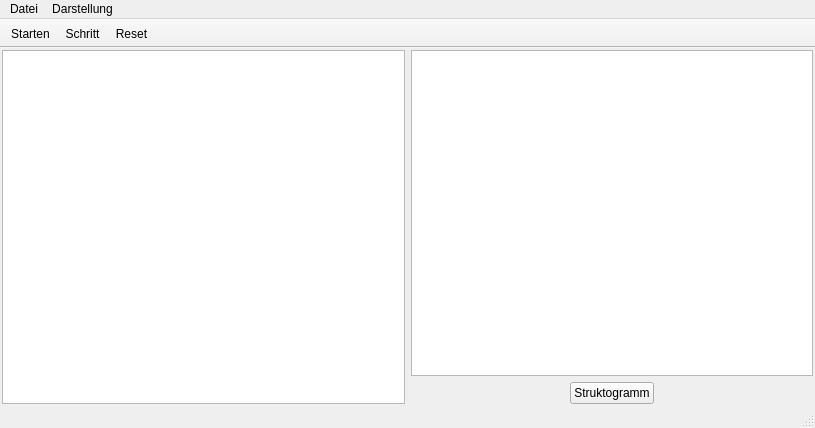
Old version of the form RobotSteve/mainwindow.ui in the repository Vogtinator/RobotSteve.
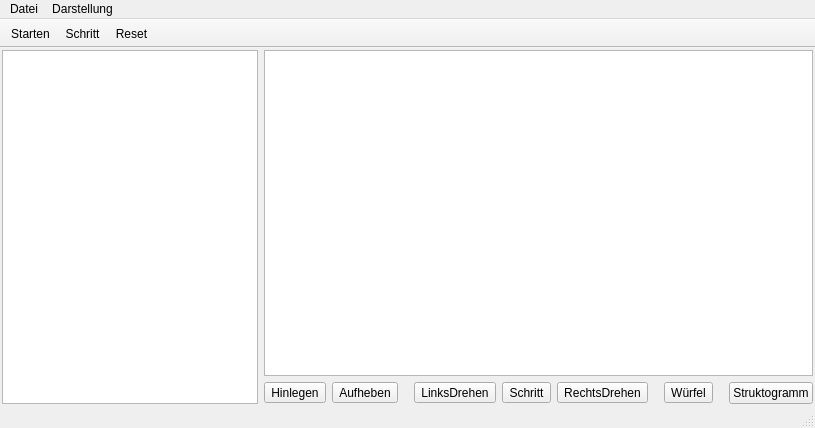
New version of the form. Icons and pictures are not drawn.

Commit message: license.txt hinzgefügt, World benutzt "unsigned int", Icons, Manuelle Steuerung, Eignige Bugs gefixt, Bedingung "würfel"

What changed in the file:
```diff
--- a/RobotSteve/mainwindow.ui
+++ b/RobotSteve/mainwindow.ui
@@ -61,22 +61,126 @@
         </item>
         <item>
          <layout class="QHBoxLayout" name="horizontalLayout_2">
+          <item>
+           <widget class="QToolButton" name="buttonLayDown">
+            <property name="text">
+             <string>Hinlegen</string>
+            </property>
+            <property name="icon">
+             <iconset resource="resources.qrc">
+              <normaloff>:/buttons/down.png</normaloff>:/buttons/down.png</iconset>
+            </property>
+           </widget>
+          </item>
+          <item>
+           <widget class="QToolButton" name="buttonPickUp">
+            <property name="text">
+             <string>Aufheben</string>
+            </property>
+            <property name="icon">
+             <iconset resource="resources.qrc">
+              <normaloff>:/buttons/up.png</normaloff>:/buttons/up.png</iconset>
+            </property>
+           </widget>
+          </item>
+          <item>
+           <spacer name="horizontalSpacer_4">
+            <property name="orientation">
+             <enum>Qt::Horizontal</enum>
+            </property>
+            <property name="sizeType">
+             <enum>QSizePolicy::Maximum</enum>
+            </property>
+            <property name="sizeHint" stdset="0">
+             <size>
+              <width>10</width>
+              <height>20</height>
+             </size>
+            </property>
+           </spacer>
+          </item>
+          <item>
+           <widget class="QToolButton" name="buttonTurnLeft">
+            <property name="sizePolicy">
+             <sizepolicy hsizetype="Fixed" vsizetype="Fixed">
+              <horstretch>0</horstretch>
+              <verstretch>0</verstretch>
+             </sizepolicy>
+            </property>
+            <property name="text">
+             <string>LinksDrehen</string>
+            </property>
+            <property name="icon">
+             <iconset resource="resources.qrc">
+              <normaloff>:/buttons/rot_left.png</normaloff>:/buttons/rot_left.png</iconset>
+            </property>
+           </widget>
+          </item>
+          <item>
+           <widget class="QToolButton" name="buttonStep">
+            <property name="text">
+             <string>Schritt</string>
+            </property>
+            <property name="icon">
+             <iconset resource="resources.qrc">
+              <normaloff>:/buttons/step.png</normaloff>:/buttons/step.png</iconset>
+            </property>
+           </widget>
+          </item>
+          <item>
+           <widget class="QToolButton" name="buttonTurnRight">
+            <property name="text">
+             <string>RechtsDrehen</string>
+            </property>
+            <property name="icon">
+             <iconset resource="resources.qrc">
+              <normaloff>:/buttons/rot_right.png</normaloff>:/buttons/rot_right.png</iconset>
+            </property>
+           </widget>
+          </item>
           <item>
            <spacer name="horizontalSpacer">
             <property name="orientation">
              <enum>Qt::Horizontal</enum>
             </property>
             <property name="sizeType">
-             <enum>QSizePolicy::Preferred</enum>
+             <enum>QSizePolicy::Maximum</enum>
             </property>
             <property name="sizeHint" stdset="0">
              <size>
-              <width>40</width>
+              <width>10</width>
               <height>0</height>
              </size>
             </property>
            </spacer>
           </item>
+          <item>
+           <widget class="QToolButton" name="buttonCube">
+            <property name="text">
+             <string>Würfel</string>
+            </property>
+            <property name="icon">
+             <iconset resource="resources.qrc">
+              <normaloff>:/textures/RobotSteve.png</normaloff>:/textures/RobotSteve.png</iconset>
+            </property>
+           </widget>
+          </item>
+          <item>
+           <spacer name="horizontalSpacer_3">
+            <property name="orientation">
+             <enum>Qt::Horizontal</enum>
+            </property>
+            <property name="sizeType">
+             <enum>QSizePolicy::Minimum</enum>
+            </property>
+            <property name="sizeHint" stdset="0">
+             <size>
+              <width>10</width>
+              <height>20</height>
+             </size>
+            </property>
+           </spacer>
+          </item>
           <item>
            <widget class="QPushButton" name="viewSwitch">
             <property name="sizePolicy">
@@ -93,22 +197,6 @@
             </property>
            </widget>
           </item>
-          <item>
-           <spacer name="horizontalSpacer_2">
-            <property name="orientation">
-             <enum>Qt::Horizontal</enum>
-            </property>
-            <property name="sizeType">
-             <enum>QSizePolicy::Preferred</enum>
-            </property>
-            <property name="sizeHint" stdset="0">
-             <size>
-              <width>40</width>
-              <height>0</height>
-             </size>
-            </property>
-           </spacer>
-          </item>
          </layout>
         </item>
        </layout>
```
The commit also changes 18 other files.
